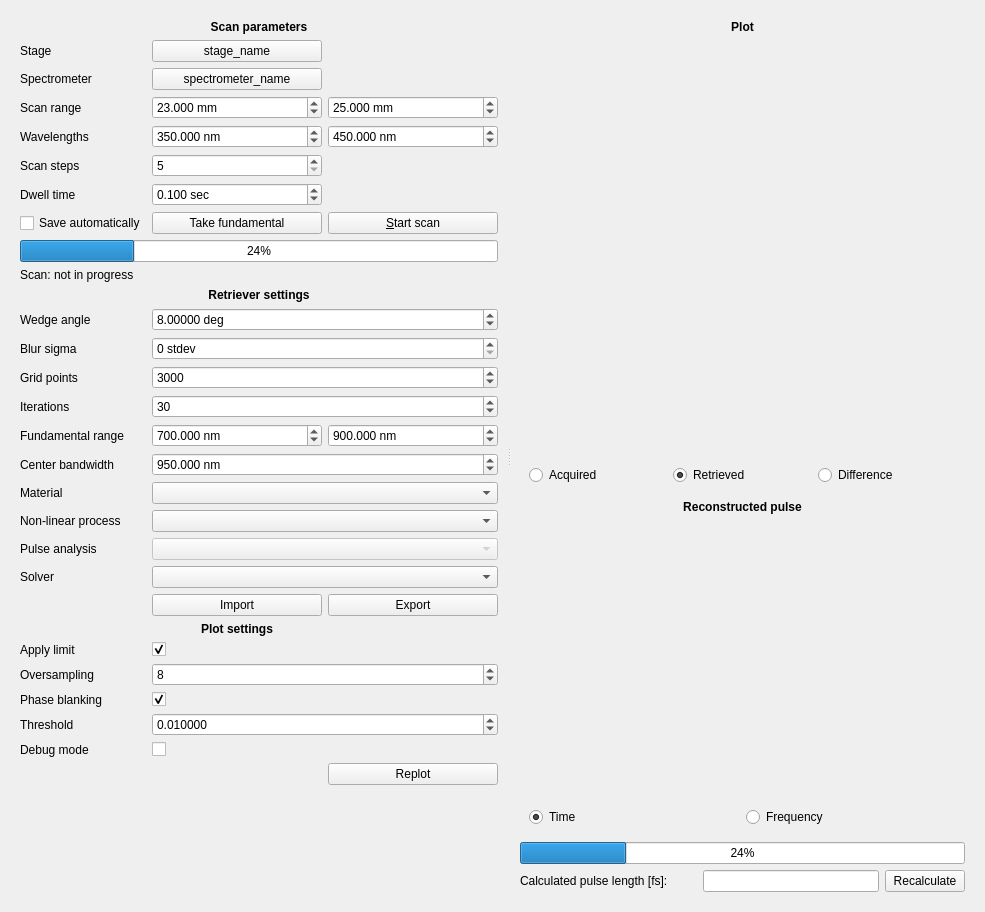
This is las_dispersion_scan/ui/main.ui in slactjohnson/las-dispersion-scan as Qt 5 draws it before an edit. The edited form follows.
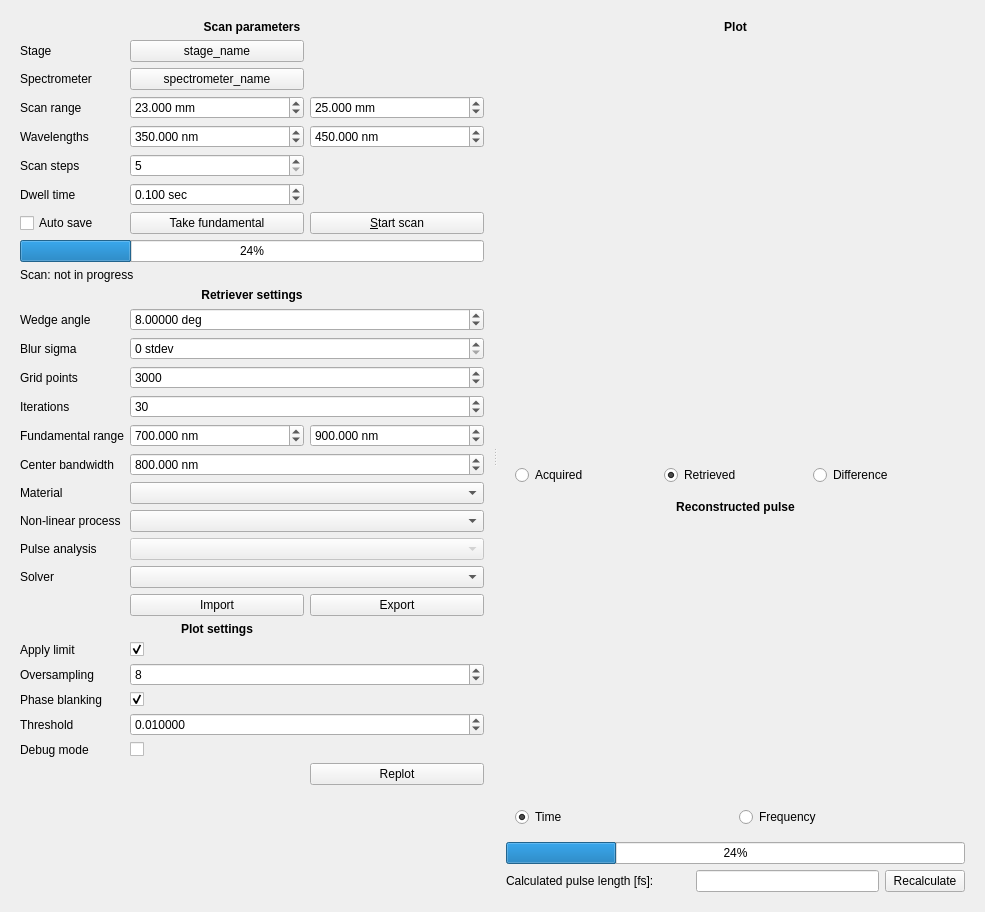
This is the edited form. Custom widgets are drawn as their Qt base class.

Commit message: MNT: 'save automatically' is clipped

```diff
--- a/las_dispersion_scan/ui/main.ui
+++ b/las_dispersion_scan/ui/main.ui
@@ -459,7 +459,7 @@
           <double>100000.000000000000000</double>
          </property>
          <property name="value">
-          <double>950.000000000000000</double>
+          <double>800.000000000000000</double>
          </property>
         </widget>
        </item>
@@ -504,7 +504,7 @@
           <string>Save scan data automatically (in npz format) to the specified directory</string>
          </property>
          <property name="text">
-          <string>Save automatically</string>
+          <string>Auto save</string>
          </property>
         </widget>
        </item>
```
